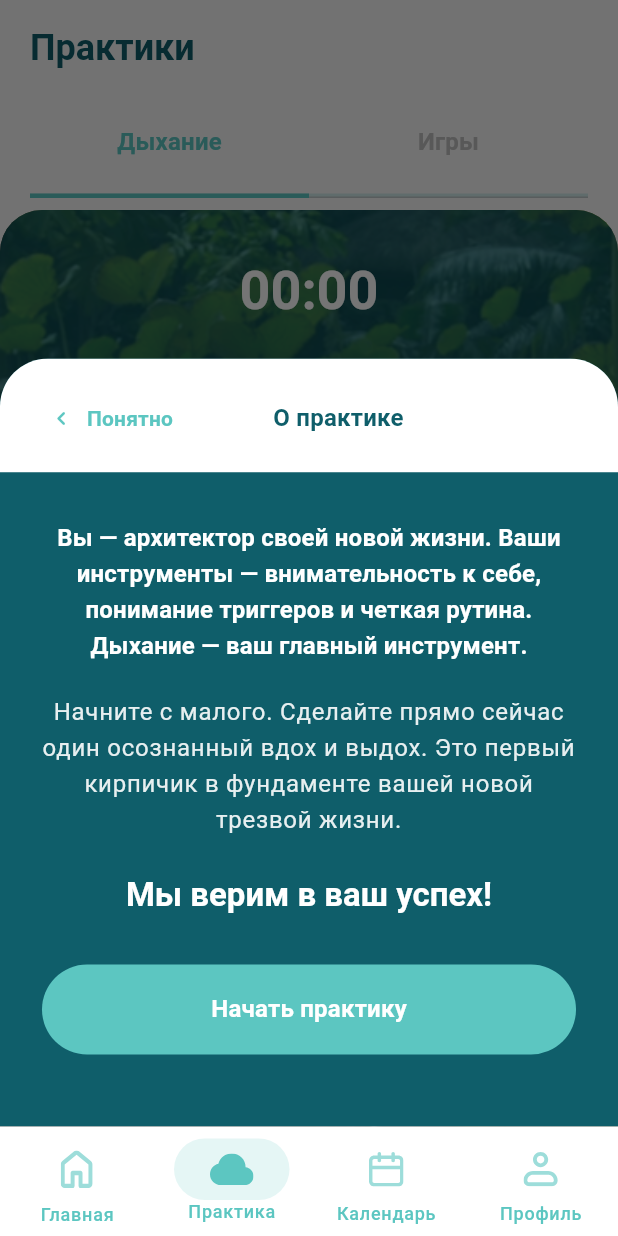
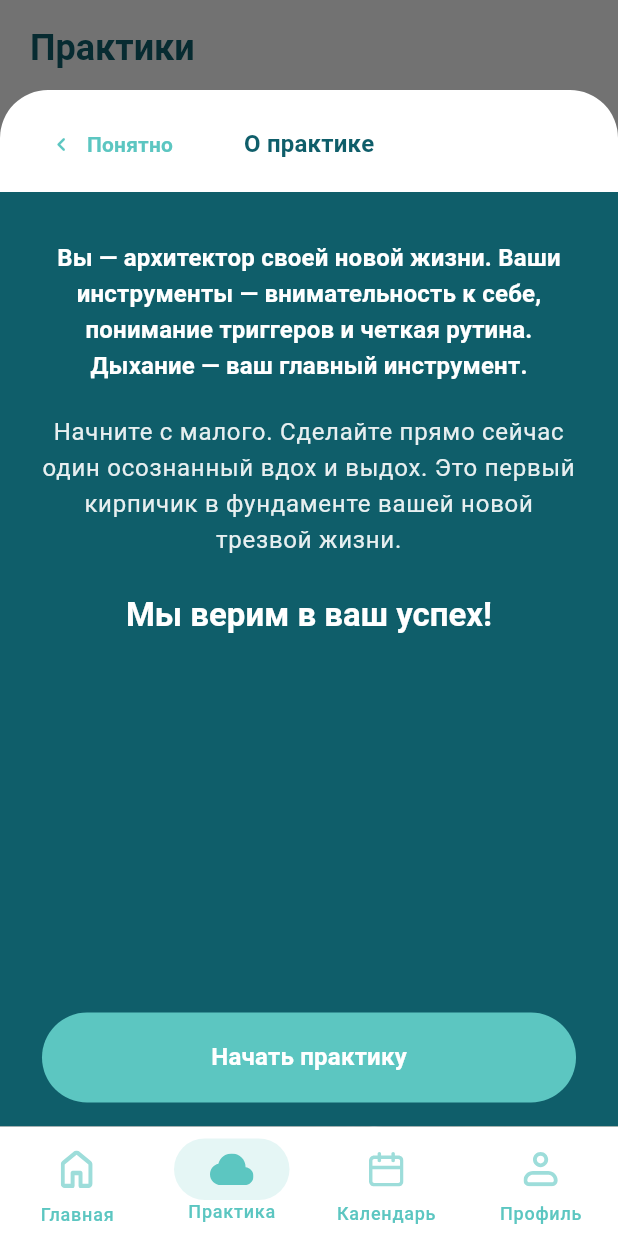
Before and after one commit to Sobol17/vairoo-app, a Flutter app: the PracticePage screen opened by its route, on a phone screen of 412 x 824 dp. Run offline on Flutter 3.47's test engine with Material 3 defaults, Android fonts, the phone set to English and light mode, and no system bars; our stand-ins replace dio, equatable, flutter_html, flutter_svg, go_router, mask_text_input_formatter and 3 more; accounts and stored records are empty.

Commit message:
Поправил bottomSheet практик

```diff
--- a/lib/src/features/calendar/presentation/widgets/calendar_intro_sheet.dart
+++ b/lib/src/features/calendar/presentation/widgets/calendar_intro_sheet.dart
@@ -9,48 +9,33 @@ class CalendarIntroSheet extends StatelessWidget {
   @override
   Widget build(BuildContext context) {
     final theme = Theme.of(context);
-    final bottomInset = MediaQuery.of(context).viewInsets.bottom;
-    return ClipRRect(
+    final media = MediaQuery.of(context);
+    final bottomInset = media.viewInsets.bottom;
+    final sheetHeight = media.size.height - 60;
+    return Padding(
+      padding: const EdgeInsets.only(top: 60),
+      child: SizedBox(
+        height: sheetHeight,
+        child: ClipRRect(
           borderRadius: const BorderRadius.vertical(top: Radius.circular(32)),
+          child: Column(
+            crossAxisAlignment: CrossAxisAlignment.stretch,
+            children: [
+              _SheetHeader(
+                theme: theme,
+                onClose: () => context.pop(),
+                title: 'О практике',
+              ),
+              Expanded(
                 child: Container(
                   color: AppColors.primary,
-        padding: EdgeInsets.only(bottom: bottomInset + 16),
+                  padding: const EdgeInsets.fromLTRB(28, 32, 28, 0),
                   child: Column(
-          mainAxisSize: MainAxisSize.min,
                     crossAxisAlignment: CrossAxisAlignment.stretch,
                     children: [
-            Container(
-              color: Colors.white,
-              padding: const EdgeInsets.fromLTRB(20, 16, 20, 12),
-              child: Row(
-                children: [
-                  TextButton.icon(
-                    onPressed: () => context.pop(),
-                    icon: const Icon(Icons.chevron_left_rounded),
-                    label: const Text('Понятно'),
-                    style: TextButton.styleFrom(
-                      foregroundColor: AppColors.secondary,
-                      textStyle: theme.textTheme.titleSmall?.copyWith(
-                        fontWeight: FontWeight.w600,
-                      ),
-                    ),
-                  ),
-                  const Spacer(),
-                  Text(
-                    'О практике',
-                    style: theme.textTheme.titleMedium?.copyWith(
-                      color: AppColors.primary,
-                      fontWeight: FontWeight.w700,
-                    ),
-                  ),
-                  const Spacer(),
-                  const SizedBox(width: 72),
-                ],
-              ),
-            ),
-            Container(
-              padding: const EdgeInsets.fromLTRB(28, 32, 28, 32),
-              color: AppColors.primary,
+                      Expanded(
+                        child: SingleChildScrollView(
+                          padding: EdgeInsets.only(bottom: 24 + bottomInset),
                           child: Column(
                             crossAxisAlignment: CrossAxisAlignment.stretch,
                             children: [
@@ -92,10 +77,70 @@ class CalendarIntroSheet extends StatelessWidget {
                                   height: 1.5,
                                 ),
                               ),
+                              const SizedBox(height: 24),
+                            ],
+                          ),
+                        ),
+                      ),
+                      SecondaryButton(
+                        label: 'Создать запись',
+                        onPressed: () {},
+                      ),
+                      SizedBox(height: bottomInset + 16),
+                    ],
+                  ),
+                ),
+              ),
+            ],
+          ),
+        ),
+      ),
+    );
+  }
+}
 
-                  const SizedBox(height: 32),
-                  SecondaryButton(label: "Создать запись", onPressed: () {}),
-                ],
+class _SheetHeader extends StatelessWidget {
+  const _SheetHeader({
+    required this.theme,
+    required this.onClose,
+    required this.title,
+  });
+
+  final ThemeData theme;
+  final VoidCallback onClose;
+  final String title;
+
+  @override
+  Widget build(BuildContext context) {
+    return Container(
+      color: Colors.white,
+      padding: const EdgeInsets.fromLTRB(20, 16, 20, 12),
+      child: SizedBox(
+        height: 40,
+        child: Stack(
+          alignment: Alignment.center,
+          children: [
+            Align(
+              alignment: Alignment.centerLeft,
+              child: TextButton.icon(
+                onPressed: onClose,
+                icon: const Icon(Icons.chevron_left_rounded),
+                label: const Text('Понятно'),
+                style: TextButton.styleFrom(
+                  foregroundColor: AppColors.secondary,
+                  textStyle: theme.textTheme.titleSmall?.copyWith(
+                    fontWeight: FontWeight.w600,
+                  ),
+                ),
+              ),
+            ),
+            Center(
+              child: Text(
+                title,
+                style: theme.textTheme.titleMedium?.copyWith(
+                  color: AppColors.primary,
+                  fontWeight: FontWeight.w700,
+                ),
               ),
             ),
           ],
--- a/lib/src/features/practice/presentation/widgets/practice_intro_sheet.dart
+++ b/lib/src/features/practice/presentation/widgets/practice_intro_sheet.dart
@@ -8,48 +8,33 @@ class PracticeIntroSheet extends StatelessWidget {
   @override
   Widget build(BuildContext context) {
     final theme = Theme.of(context);
-    final bottomInset = MediaQuery.of(context).viewInsets.bottom;
-    return ClipRRect(
+    final media = MediaQuery.of(context);
+    final bottomInset = media.viewInsets.bottom;
+    final sheetHeight = media.size.height - 60;
+    return Padding(
+      padding: const EdgeInsets.only(top: 60),
+      child: SizedBox(
+        height: sheetHeight,
+        child: ClipRRect(
           borderRadius: const BorderRadius.vertical(top: Radius.circular(32)),
+          child: Column(
+            crossAxisAlignment: CrossAxisAlignment.stretch,
+            children: [
+              _SheetHeader(
+                theme: theme,
+                onClose: () => context.pop(),
+                title: 'О практике',
+              ),
+              Expanded(
                 child: Container(
                   color: AppColors.primary,
-        padding: EdgeInsets.only(bottom: bottomInset + 16),
+                  padding: const EdgeInsets.fromLTRB(28, 32, 28, 0),
                   child: Column(
-          mainAxisSize: MainAxisSize.min,
                     crossAxisAlignment: CrossAxisAlignment.stretch,
                     children: [
-            Container(
-              color: Colors.white,
-              padding: const EdgeInsets.fromLTRB(20, 16, 20, 12),
-              child: Row(
-                children: [
-                  TextButton.icon(
-                    onPressed: () => context.pop(),
-                    icon: const Icon(Icons.chevron_left_rounded),
-                    label: const Text('Понятно'),
-                    style: TextButton.styleFrom(
-                      foregroundColor: AppColors.secondary,
-                      textStyle: theme.textTheme.titleSmall?.copyWith(
-                        fontWeight: FontWeight.w600,
-                      ),
-                    ),
-                  ),
-                  const Spacer(),
-                  Text(
-                    'О практике',
-                    style: theme.textTheme.titleMedium?.copyWith(
-                      color: AppColors.primary,
-                      fontWeight: FontWeight.w700,
-                    ),
-                  ),
-                  const Spacer(),
-                  const SizedBox(width: 72),
-                ],
-              ),
-            ),
-            Container(
-              padding: const EdgeInsets.fromLTRB(28, 32, 28, 32),
-              color: AppColors.primary,
+                      Expanded(
+                        child: SingleChildScrollView(
+                          padding: EdgeInsets.only(bottom: 24 + bottomInset),
                           child: Column(
                             crossAxisAlignment: CrossAxisAlignment.stretch,
                             children: [
@@ -80,7 +65,10 @@ class PracticeIntroSheet extends StatelessWidget {
                                   fontWeight: FontWeight.w700,
                                 ),
                               ),
-                  const SizedBox(height: 32),
+                            ],
+                          ),
+                        ),
+                      ),
                       FilledButton(
                         onPressed: () => context.pop(),
                         style: FilledButton.styleFrom(
@@ -96,7 +84,61 @@ class PracticeIntroSheet extends StatelessWidget {
                         ),
                         child: const Text('Начать практику'),
                       ),
+                      SizedBox(height: bottomInset + 16),
                     ],
+                  ),
+                ),
+              ),
+            ],
+          ),
+        ),
+      ),
+    );
+  }
+}
+
+class _SheetHeader extends StatelessWidget {
+  const _SheetHeader({
+    required this.theme,
+    required this.onClose,
+    required this.title,
+  });
+
+  final ThemeData theme;
+  final VoidCallback onClose;
+  final String title;
+
+  @override
+  Widget build(BuildContext context) {
+    return Container(
+      color: Colors.white,
+      padding: const EdgeInsets.fromLTRB(20, 16, 20, 12),
+      child: SizedBox(
+        height: 40,
+        child: Stack(
+          alignment: Alignment.center,
+          children: [
+            Align(
+              alignment: Alignment.centerLeft,
+              child: TextButton.icon(
+                onPressed: onClose,
+                icon: const Icon(Icons.chevron_left_rounded),
+                label: const Text('Понятно'),
+                style: TextButton.styleFrom(
+                  foregroundColor: AppColors.secondary,
+                  textStyle: theme.textTheme.titleSmall?.copyWith(
+                    fontWeight: FontWeight.w600,
+                  ),
+                ),
+              ),
+            ),
+            Center(
+              child: Text(
+                title,
+                style: theme.textTheme.titleMedium?.copyWith(
+                  color: AppColors.primary,
+                  fontWeight: FontWeight.w700,
+                ),
               ),
             ),
           ],
```
Lines whose indentation alone changed are shown as unchanged.
